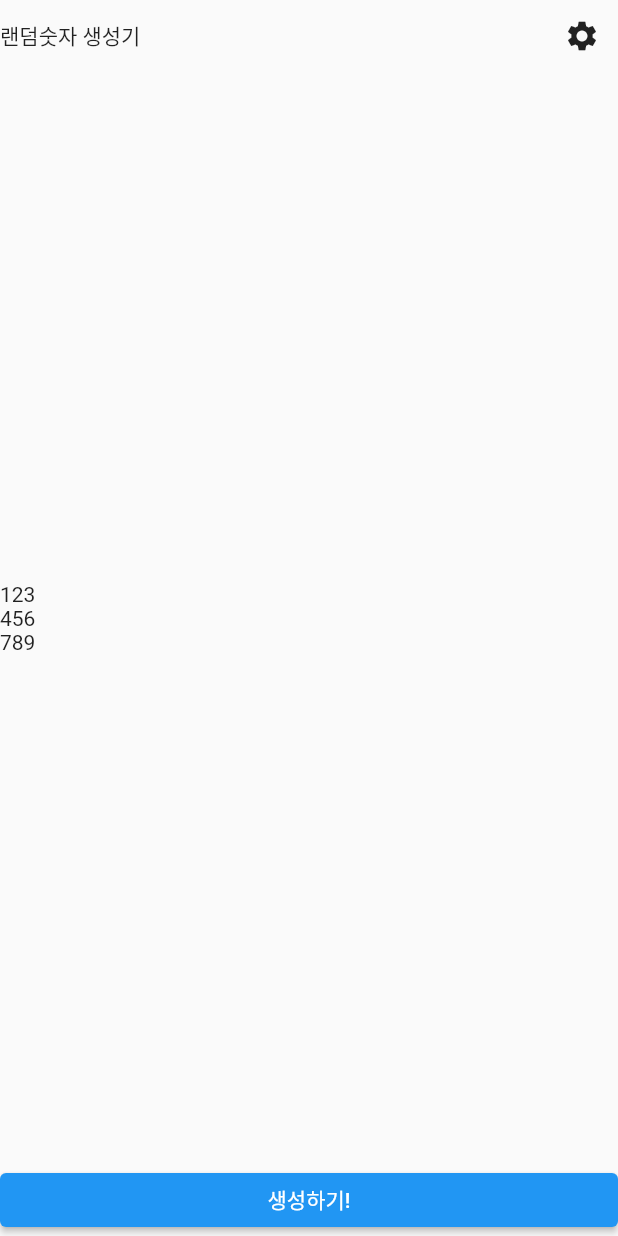
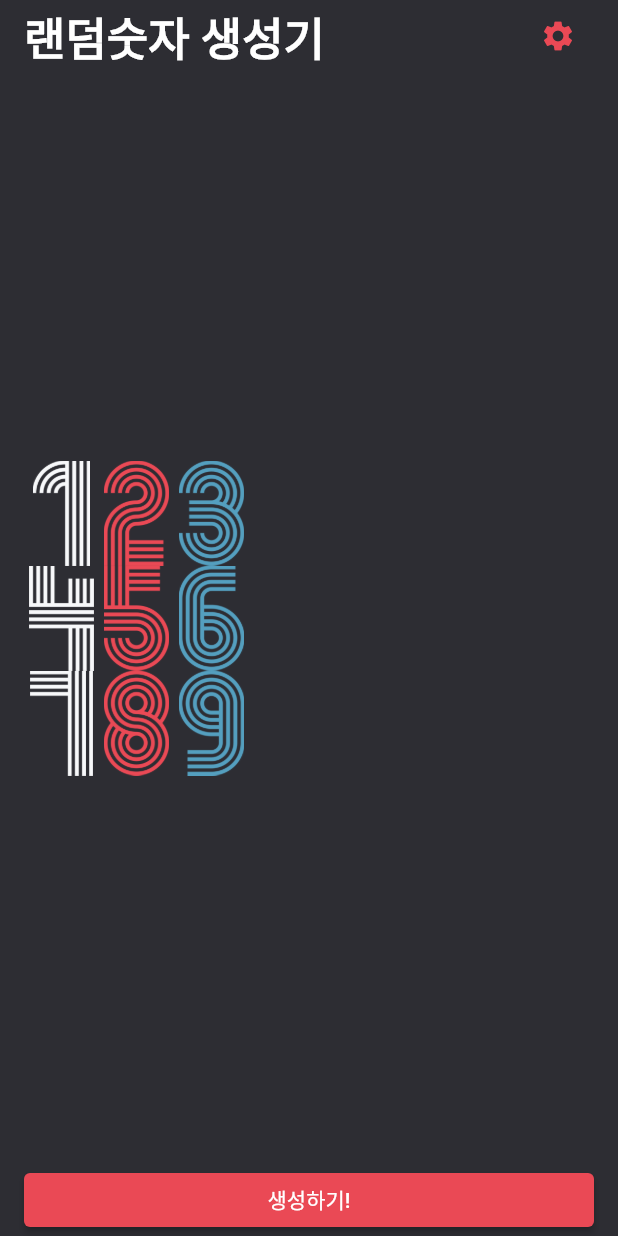
Before and after one commit to lee-kangpyo/test-flutter, a Flutter app: the screen it shows after launch, on a phone screen of 412 x 824 dp. Run offline on Flutter 3.47's test engine with Material 2 defaults, Android fonts, the phone set to English and light mode, and no system bars; our stand-ins replace dio, firebase_analytics, firebase_core, firebase_database, firebase_messaging, webview_flutter; missing offline and left inert: encrypt, kpostal, rsa_encrypt; accounts and stored records are empty.

Commit message:
디자인 적용하기

```diff
--- /dev/null
+++ b/code_factory/random_number_generator/lib/constant/color.dart
@@ -0,0 +1,5 @@
+import 'package:flutter/material.dart';
+
+const Color PRIMARY_COLOR = Color(0xFF2D2D33);
+const Color RED_COLOR = Color(0xFFEA4955);
+const Color BLUE_COLOR = Color(0xFFFF549FBF);
--- a/code_factory/random_number_generator/lib/screen/home_screen.dart
+++ b/code_factory/random_number_generator/lib/screen/home_screen.dart
@@ -1,4 +1,5 @@
 import 'package:flutter/material.dart';
+import 'package:random_number_generator/constant/color.dart';
 
 class HomeScreen extends StatefulWidget {
   const HomeScreen({Key? key}) : super(key: key);
@@ -11,29 +12,58 @@ class _HomeScreenState extends State<HomeScreen> {
   @override
   Widget build(BuildContext context) {
     return Scaffold(
+      backgroundColor: PRIMARY_COLOR,
       body: SafeArea(
+        child: Padding(
+          // EdgeInsets.zero - 패딩 0
+          // EdgeInsets.all - 상하좌우 모든 곳에 적용
+          // EdgeInsets.fromLTRB - 왼쪽, 위, 오른쪽 아래
+          // EdgeInsets.only(top: 16.0, bottom:16.0) - 네임드 파라메터로 적용
+          // EdgeInsets.symmetric(horizontal: 16,vertical: 0) - 대칭으로 적용
+          padding: const EdgeInsets.symmetric(horizontal: 16.0),
           child: Column(
             crossAxisAlignment: CrossAxisAlignment.start,
             children: [
               Row(
                 mainAxisAlignment: MainAxisAlignment.spaceBetween,
                 children: [
-                Text("랜덤숫자 생성기"),
+                  const Text(
+                    "랜덤숫자 생성기",
+                    style: TextStyle(
+                      color: Colors.white,
+                      fontSize: 30.0,
+                      fontWeight: FontWeight.w700,
+                    ),
+                  ),
                   IconButton(
                     onPressed: () {},
-                  icon: Icon(Icons.settings),
+                    icon: const Icon(
+                      Icons.settings,
+                      color: RED_COLOR,
+                    ),
                   ),
                 ],
               ),
               Expanded(
                 child: Column(
                     mainAxisAlignment: MainAxisAlignment.center,
-                children: [
-                  Text("123"),
-                  Text("456"),
-                  Text("789"),
-                ],
+                    children: [123, 456, 789]
+                        .map(
+                          (x) => Row(
+                            children: x
+                                .toString()
+                                .split("")
+                                .map(
+                                  (y) => Image.asset(
+                                    'asset/img/$y.png',
+                                    height: 70.0,
+                                    width: 50.0,
                                   ),
+                                )
+                                .toList(),
+                          ),
+                        )
+                        .toList()),
               ),
               // container, sizedBox
               // sizedBox는 기능이 좀더 적은 위젯 너비, 높이만 설정가능 성능이 미세하게 좋음
@@ -41,6 +71,7 @@ class _HomeScreenState extends State<HomeScreen> {
               SizedBox(
                 width: double.infinity,
                 child: ElevatedButton(
+                  style: ElevatedButton.styleFrom(primary: RED_COLOR),
                   onPressed: () {},
                   child: Text("생성하기!"),
                 ),
@@ -48,6 +79,7 @@ class _HomeScreenState extends State<HomeScreen> {
             ],
           ),
         ),
+      ),
     );
   }
 }
```
Lines whose indentation alone changed are shown as unchanged.
